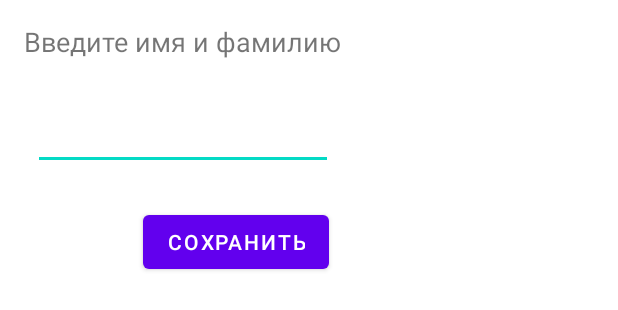
After one commit to mironoff2007/psychological_test, an Android app: the layout user_input_data_fragment.xml on its own in the app's theme, with its tools: preview values and no code run, on a phone screen of 412 x 824 dp. The commit adds this screen. Shown: the top 310 px of the screen. Run offline under Robolectric (Android 15) with nearby library versions, the light colour scheme and no system bars.

Commit message:
Dialog fragment data send by intent

```diff
--- /dev/null
+++ b/app/src/main/res/layout/user_input_data_fragment.xml
@@ -0,0 +1,48 @@
+<?xml version="1.0" encoding="utf-8"?>
+<androidx.constraintlayout.widget.ConstraintLayout xmlns:android="http://schemas.android.com/apk/res/android"
+    xmlns:app="http://schemas.android.com/apk/res-auto"
+    xmlns:tools="http://schemas.android.com/tools"
+    android:layout_width="wrap_content"
+    android:layout_height="wrap_content">
+
+    <TextView
+        android:id="@+id/textView"
+        android:layout_width="wrap_content"
+        android:layout_height="wrap_content"
+        android:layout_marginStart="16dp"
+        android:layout_marginTop="15dp"
+        android:layout_marginEnd="16dp"
+        android:text="Введите имя и фамилию"
+        app:layout_constraintEnd_toEndOf="parent"
+        app:layout_constraintStart_toStartOf="parent"
+        app:layout_constraintTop_toTopOf="parent"
+        android:textAlignment="center"
+        android:textSize="18dp"/>
+
+
+    <com.google.android.material.textfield.TextInputEditText
+        android:id="@+id/textInputLayout"
+        android:layout_width="200dp"
+        android:layout_height="wrap_content"
+        android:layout_marginStart="16dp"
+        android:layout_marginTop="28dp"
+        android:layout_marginEnd="16dp"
+        android:hint=""
+        app:layout_constraintEnd_toEndOf="parent"
+        app:layout_constraintStart_toStartOf="parent"
+        app:layout_constraintTop_toBottomOf="@+id/textView" />
+
+    <Button
+        android:id="@+id/sendBtn"
+        android:layout_width="match_parent"
+        android:layout_height="wrap_content"
+        android:layout_marginTop="24dp"
+        android:layout_marginEnd="24dp"
+        android:layout_marginBottom="16dp"
+        android:text="сохранить"
+        app:layout_constraintBottom_toBottomOf="parent"
+        app:layout_constraintEnd_toEndOf="parent"
+        app:layout_constraintTop_toBottomOf="@+id/textInputLayout" />
+
+
+</androidx.constraintlayout.widget.ConstraintLayout>
--- a/app/src/main/res/values/strings.xml
+++ b/app/src/main/res/values/strings.xml
@@ -8,7 +8,7 @@
 
     <string-array name="testsNames">
         <item>Опросник Айзенка</item>
-        <item>Варги—Столина (ОРО)</item>
+        <item>Варги—Столина(ОРО)</item>
     </string-array>
 
     <string name="action_confirm">Confirm</string>
--- a/build.gradle
+++ b/build.gradle
@@ -2,6 +2,7 @@
 buildscript {
     ext.kotlin_version = "1.3.72"
 repositories {
+
     google()
     jcenter()
 }
@@ -9,7 +10,7 @@ dependencies {
     classpath "org.jetbrains.kotlin:kotlin-gradle-plugin:1.5.31"
     classpath "androidx.navigation:navigation-safe-args-gradle-plugin:2.4.0-alpha10"
     classpath "com.android.tools.build:gradle:7.0.2"
-    classpath "org.jetbrains.kotlin:kotlin-gradle-plugin:1.5.31"
+
 
         // NOTE: Do not place your application dependencies here; they belong
         // in the individual module build.gradle files
```
Also changed, not shown: app/build.gradle (+4 -5 lines), app/src/main/java/com/mironov/psychologicaltest/InputUserDataFragment.kt (+51 -2 lines), app/src/main/java/com/mironov/psychologicaltest/KeysContainer.kt (added, +7 -0 lines), app/src/main/java/com/mironov/psychologicaltest/MainActivity.kt (+61 -31 lines), app/src/main/res/layout/activity_main.xml (+10 -1 lines), app/src/main/res/layout/userinputdata_fragment.xml (deleted, +0 -25 lines).
